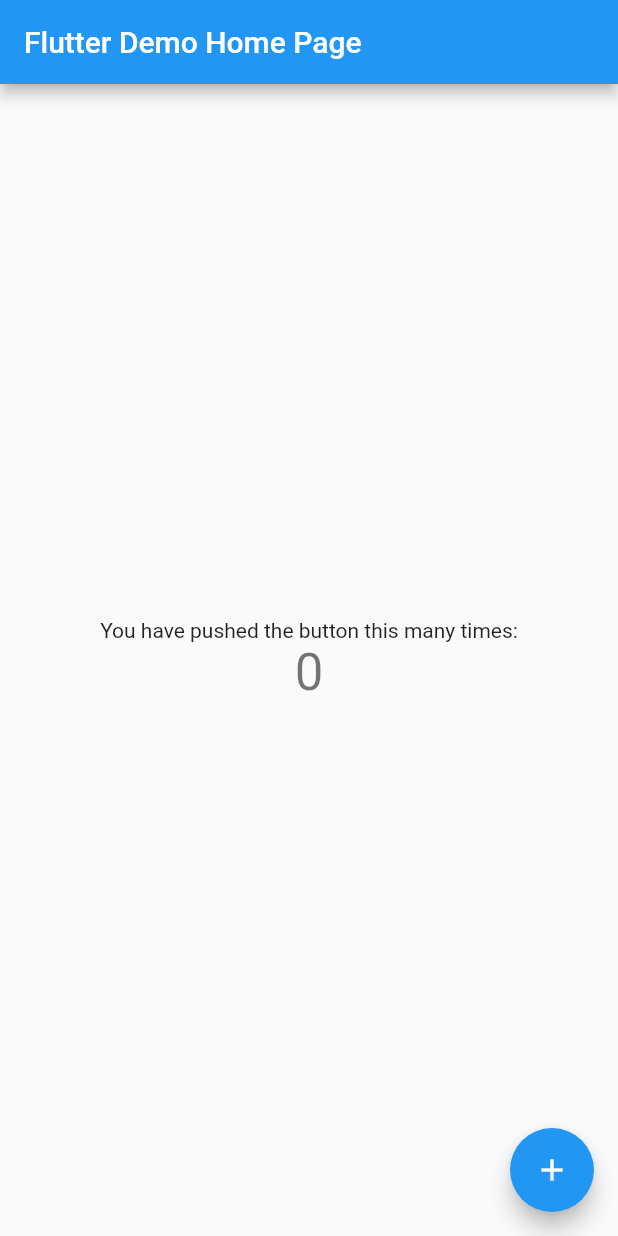
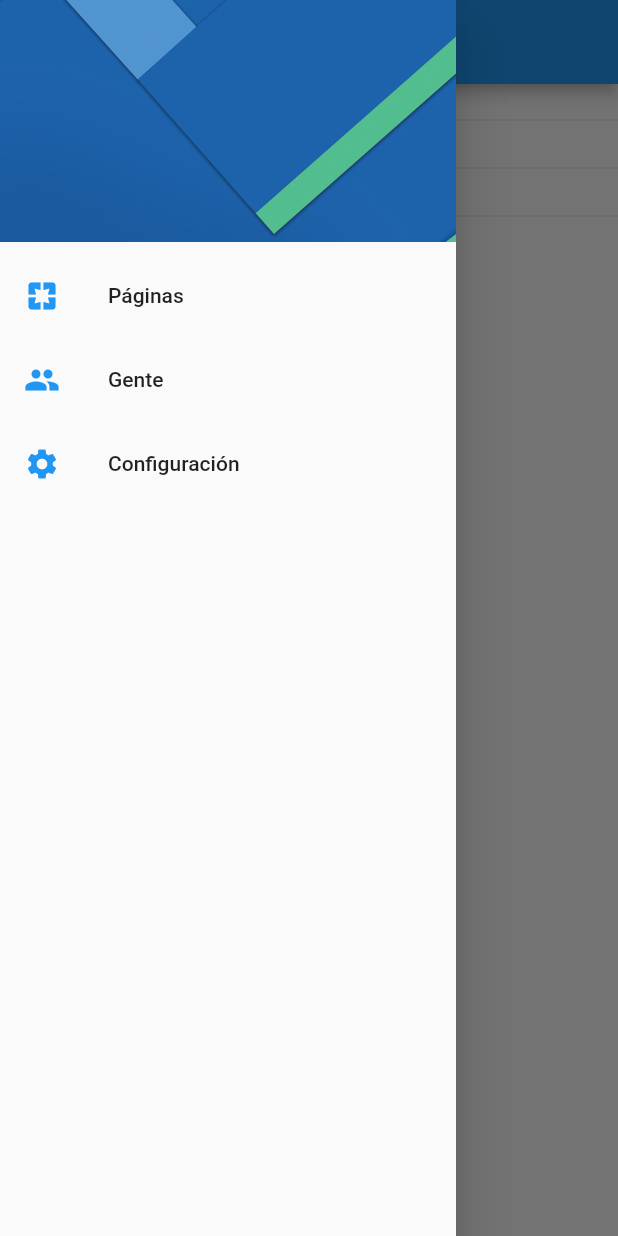
Before and after one commit to alejomongua/flutter6, a Flutter app: the screen it shows after launch, with the side drawer open (before the commit the screen has no drawer), on a phone screen of 412 x 824 dp. Run offline on Flutter 3.47's test engine with Material 2 defaults, Android fonts, the phone set to English and light mode, and no system bars; our stand-ins replace shared_preferences.

Commit message:
Preferencias de usuario, se almacenan usando shared_preferences

```diff
--- a/lib/main.dart
+++ b/lib/main.dart
@@ -1,113 +1,26 @@
 import 'package:flutter/material.dart';
+import 'package:user_preferences/pages/home_page.dart';
+import 'package:user_preferences/pages/settings_page.dart';
+import 'package:user_preferences/shared/preferences.dart';
 
-void main() {
+void main() async {
+  WidgetsFlutterBinding.ensureInitialized();
+  await Preferences().initPref();
   runApp(MyApp());
 }
 
 class MyApp extends StatelessWidget {
-  // This widget is the root of your application.
+  final prefs = Preferences();
   @override
   Widget build(BuildContext context) {
     return MaterialApp(
-      title: 'Flutter Demo',
-      theme: ThemeData(
-        // This is the theme of your application.
-        //
-        // Try running your application with "flutter run". You'll see the
-        // application has a blue toolbar. Then, without quitting the app, try
-        // changing the primarySwatch below to Colors.green and then invoke
-        // "hot reload" (press "r" in the console where you ran "flutter run",
-        // or simply save your changes to "hot reload" in a Flutter IDE).
-        // Notice that the counter didn't reset back to zero; the application
-        // is not restarted.
-        primarySwatch: Colors.blue,
-      ),
-      home: MyHomePage(title: 'Flutter Demo Home Page'),
+      title: 'User preferences',
+      initialRoute: HomePage.routeName,
+      routes: {
+        HomePage.routeName: (_) => HomePage(),
+        SettingsPage.routeName: (_) => SettingsPage(),
+      },
+      theme: prefs.modoOscuro ? ThemeData.dark() : ThemeData.light(),
     );
   }
 }
-
-class MyHomePage extends StatefulWidget {
-  MyHomePage({Key key, this.title}) : super(key: key);
-
-  // This widget is the home page of your application. It is stateful, meaning
-  // that it has a State object (defined below) that contains fields that affect
-  // how it looks.
-
-  // This class is the configuration for the state. It holds the values (in this
-  // case the title) provided by the parent (in this case the App widget) and
-  // used by the build method of the State. Fields in a Widget subclass are
-  // always marked "final".
-
-  final String title;
-
-  @override
-  _MyHomePageState createState() => _MyHomePageState();
-}
-
-class _MyHomePageState extends State<MyHomePage> {
-  int _counter = 0;
-
-  void _incrementCounter() {
-    setState(() {
-      // This call to setState tells the Flutter framework that something has
-      // changed in this State, which causes it to rerun the build method below
-      // so that the display can reflect the updated values. If we changed
-      // _counter without calling setState(), then the build method would not be
-      // called again, and so nothing would appear to happen.
-      _counter++;
-    });
-  }
-
-  @override
-  Widget build(BuildContext context) {
-    // This method is rerun every time setState is called, for instance as done
-    // by the _incrementCounter method above.
-    //
-    // The Flutter framework has been optimized to make rerunning build methods
-    // fast, so that you can just rebuild anything that needs updating rather
-    // than having to individually change instances of widgets.
-    return Scaffold(
-      appBar: AppBar(
-        // Here we take the value from the MyHomePage object that was created by
-        // the App.build method, and use it to set our appbar title.
-        title: Text(widget.title),
-      ),
-      body: Center(
-        // Center is a layout widget. It takes a single child and positions it
-        // in the middle of the parent.
-        child: Column(
-          // Column is also a layout widget. It takes a list of children and
-          // arranges them vertically. By default, it sizes itself to fit its
-          // children horizontally, and tries to be as tall as its parent.
-          //
-          // Invoke "debug painting" (press "p" in the console, choose the
-          // "Toggle Debug Paint" action from the Flutter Inspector in Android
-          // Studio, or the "Toggle Debug Paint" command in Visual Studio Code)
-          // to see the wireframe for each widget.
-          //
-          // Column has various properties to control how it sizes itself and
-          // how it positions its children. Here we use mainAxisAlignment to
-          // center the children vertically; the main axis here is the vertical
-          // axis because Columns are vertical (the cross axis would be
-          // horizontal).
-          mainAxisAlignment: MainAxisAlignment.center,
-          children: <Widget>[
-            Text(
-              'You have pushed the button this many times:',
-            ),
-            Text(
-              '$_counter',
-              style: Theme.of(context).textTheme.headline4,
-            ),
-          ],
-        ),
-      ),
-      floatingActionButton: FloatingActionButton(
-        onPressed: _incrementCounter,
-        tooltip: 'Increment',
-        child: Icon(Icons.add),
-      ), // This trailing comma makes auto-formatting nicer for build methods.
-    );
-  }
-}
--- /dev/null
+++ b/lib/pages/home_page.dart
@@ -0,0 +1,26 @@
+import 'package:flutter/material.dart';
+import 'package:user_preferences/shared/preferences.dart';
+import 'package:user_preferences/widgets/drawer_menu_widget.dart';
+
+class HomePage extends StatelessWidget {
+  static final String routeName = 'home';
+  final prefs = Preferences();
+
+  @override
+  Widget build(BuildContext context) => Scaffold(
+        appBar: AppBar(
+          title: Text('Preferencias del usuario'),
+        ),
+        drawer: DrawerMenu(routeName: routeName),
+        body: Column(
+          children: <Widget>[
+            Text('Color secundario: ${prefs.modoOscuro ? 'Si' : 'No'}'),
+            Divider(),
+            Text('Genero: ${prefs.genero}'),
+            Divider(),
+            Text('Nombre usuario: ${prefs.nombre}'),
+            Divider(),
+          ],
+        ),
+      );
+}
--- /dev/null
+++ b/lib/pages/settings_page.dart
@@ -0,0 +1,84 @@
+import 'package:flutter/material.dart';
+import 'package:user_preferences/shared/preferences.dart';
+import 'package:user_preferences/widgets/drawer_menu_widget.dart';
+
+class SettingsPage extends StatefulWidget {
+  static final String routeName = 'settings';
+
+  @override
+  _SettingsPageState createState() => _SettingsPageState();
+}
+
+class _SettingsPageState extends State<SettingsPage> {
+  bool _modoOscuro = false;
+  String _genero = 'Masculino';
+  String _nombre = '';
+
+  Preferences prefs = Preferences();
+
+  @override
+  void initState() {
+    super.initState();
+
+    _genero = prefs.genero;
+    _nombre = prefs.nombre;
+    _modoOscuro = prefs.modoOscuro;
+    setState(() {});
+  }
+
+  _setGender(newValue) {
+    prefs.genero = newValue;
+    setState(() => _genero = newValue as String);
+  }
+
+  @override
+  Widget build(BuildContext context) => Scaffold(
+        appBar: AppBar(
+          title: Text('Ajustes'),
+        ),
+        drawer: DrawerMenu(routeName: SettingsPage.routeName),
+        body: ListView(
+          children: [
+            SwitchListTile(
+              title: Text('Modo oscuro'),
+              value: _modoOscuro,
+              onChanged: (value) {
+                prefs.modoOscuro = value;
+                setState(() => _modoOscuro = value);
+              },
+            ),
+            Divider(),
+            RadioListTile(
+              value: 'Masculino',
+              groupValue: _genero,
+              onChanged: _setGender,
+              title: Text('Masculino'),
+            ),
+            RadioListTile(
+              value: 'Femenino',
+              groupValue: _genero,
+              onChanged: _setGender,
+              title: Text('Femenino'),
+            ),
+            Divider(),
+            Container(
+              padding: EdgeInsets.symmetric(horizontal: 20),
+              child: TextField(
+                controller: TextEditingController(
+                  text: _nombre,
+                ),
+                decoration: InputDecoration(
+                  labelText: 'Nombre',
+                  helperText:
+                      '¿Quien es la persona que está usando esta aplicación?',
+                ),
+                onChanged: (value) {
+                  prefs.nombre = value;
+                  setState(() => _nombre = value);
+                },
+              ),
+            )
+          ],
+        ),
+      );
+}
--- /dev/null
+++ b/lib/shared/preferences.dart
@@ -0,0 +1,41 @@
+import 'package:shared_preferences/shared_preferences.dart';
+
+class Preferences {
+  static final Preferences _instance = Preferences._();
+
+  factory Preferences() {
+    return _instance;
+  }
+
+  Preferences._();
+
+  SharedPreferences? _prefs;
+
+  initPref() async {
+    this._prefs = await SharedPreferences.getInstance();
+  }
+
+  get genero {
+    return this._prefs!.getString('genero') ?? 'Masculino';
+  }
+
+  set genero(newGenero) {
+    this._prefs!.setString('genero', newGenero);
+  }
+
+  get nombre {
+    return this._prefs!.getString('nombre') ?? '';
+  }
+
+  set nombre(newNombre) {
+    this._prefs!.setString('nombre', newNombre);
+  }
+
+  get modoOscuro {
+    return this._prefs!.getBool('modoOscuro') ?? false;
+  }
+
+  set modoOscuro(newModoOscuro) {
+    this._prefs!.setBool('modoOscuro', newModoOscuro);
+  }
+}
--- /dev/null
+++ b/lib/widgets/drawer_menu_widget.dart
@@ -0,0 +1,50 @@
+import 'package:user_preferences/pages/settings_page.dart';
+import 'package:user_preferences/pages/home_page.dart';
+import 'package:flutter/material.dart';
+
+class DrawerMenu extends StatelessWidget {
+  const DrawerMenu({
+    Key? key,
+    required this.routeName,
+  }) : super(key: key);
+
+  final String routeName;
+
+  @override
+  Widget build(BuildContext context) {
+    return Drawer(
+      child: ListView(
+        padding: EdgeInsets.zero,
+        children: <Widget>[
+          DrawerHeader(
+            child: Container(),
+            decoration: BoxDecoration(
+              image: DecorationImage(
+                image: AssetImage('assets/menu-img.jpg'),
+                fit: BoxFit.cover,
+              ),
+            ),
+          ),
+          ListTile(
+            leading: Icon(Icons.pages, color: Colors.blue),
+            title: Text('Páginas'),
+            onTap: () =>
+                Navigator.pushReplacementNamed(context, HomePage.routeName),
+          ),
+          ListTile(
+            leading: Icon(Icons.people, color: Colors.blue),
+            title: Text('Gente'),
+            onTap: () {},
+          ),
+          ListTile(
+              leading: Icon(Icons.settings, color: Colors.blue),
+              title: Text('Configuración'),
+              onTap: () {
+                // Navigator.pop(context);
+                Navigator.pushReplacementNamed(context, SettingsPage.routeName);
+              }),
+        ],
+      ),
+    );
+  }
+}
```
Also changed, not shown: pubspec.yaml (+4 -3 lines), assets/menu-img.jpg (added), pubspec.lock.
